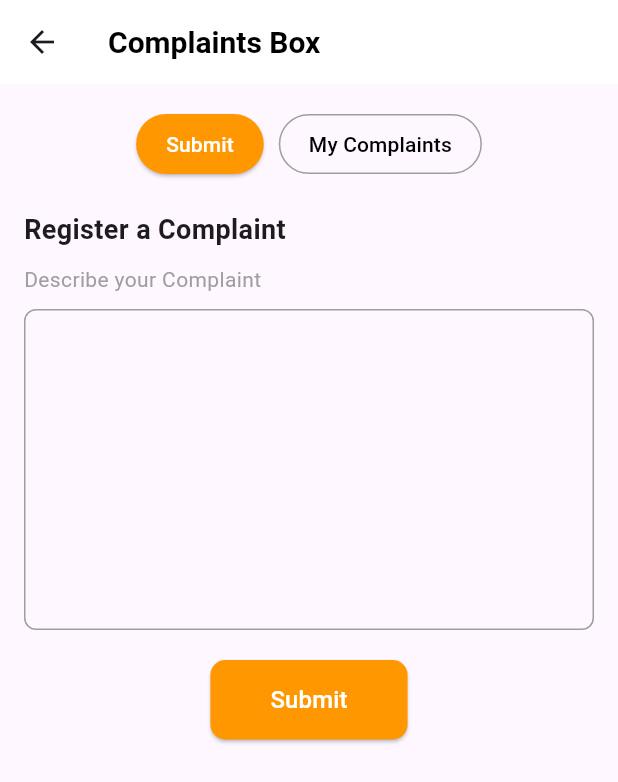
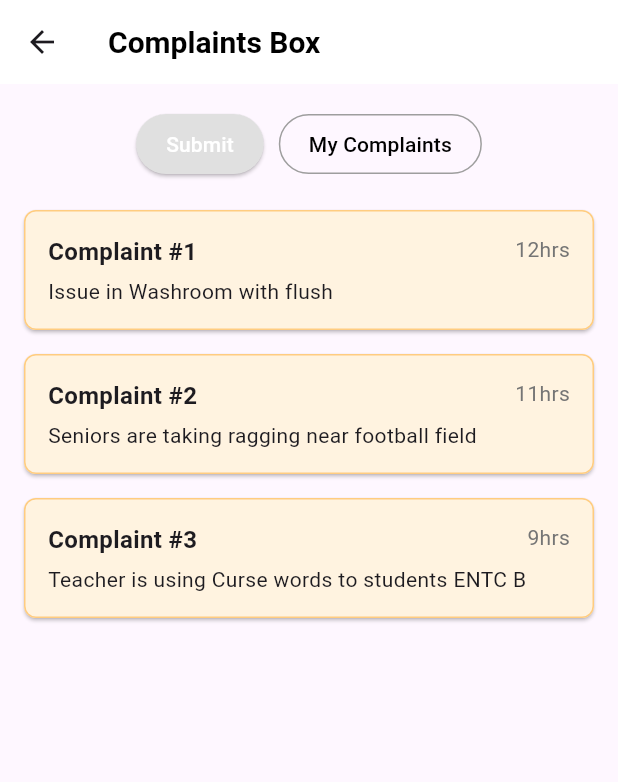
Before and after one commit to Codewithmahesh/EduOrbit, a Flutter app: the ComplaintScreen screen opened directly, on a phone screen of 412 x 824 dp. Shown: the top 782 px of the screen. Run offline on Flutter 3.47's test engine with Material 3 defaults, Android fonts, the phone set to English and light mode, and no system bars.

Commit message:
some changes

```diff
--- a/lib/anonymous.dart
+++ b/lib/anonymous.dart
@@ -8,8 +8,25 @@ class ComplaintScreen extends StatefulWidget {
 }
 
 class _ComplaintScreenState extends State<ComplaintScreen> {
-  int _selectedTab = 0;
+  int _selectedTab = 1; // Default to "My Complaints"
   final _descriptionController = TextEditingController();
+  final List<Map<String, String>> _complaints = [
+    {
+      'id': '1',
+      'description': 'Issue in Washroom with flush',
+      'time': '12hrs',
+    },
+    {
+      'id': '2',
+      'description': 'Seniors are taking ragging near football field',
+      'time': '11hrs',
+    },
+    {
+      'id': '3',
+      'description': 'Teacher is using Curse words to students ENTC B',
+      'time': '9hrs',
+    },
+  ];
 
   @override
   void dispose() {
@@ -112,10 +129,8 @@ class _ComplaintScreenState extends State<ComplaintScreen> {
                 child: TextField(
                   controller: _descriptionController,
                   maxLines: 8,
-                  decoration: const InputDecoration(
-                    border: InputBorder.none,
-                    contentPadding: EdgeInsets.all(10),
-                  ),
+                  // decoration: const InputBorder.none,
+                  // contentPadding: const EdgeInsets.all(10),
                 ),
               ),
               const SizedBox(height: 20),
@@ -123,6 +138,19 @@ class _ComplaintScreenState extends State<ComplaintScreen> {
                 child: ElevatedButton(
                   onPressed: () {
                     // Add submission logic here
+                    if (_descriptionController.text.isNotEmpty) {
+                      setState(() {
+                        _complaints.insert(
+                          0,
+                          {
+                            'id': (_complaints.length + 1).toString(),
+                            'description': _descriptionController.text,
+                            'time': '0hrs',
+                          },
+                        );
+                        _descriptionController.clear();
+                      });
+                    }
                   },
                   style: ElevatedButton.styleFrom(
                     backgroundColor: Colors.orange,
@@ -139,10 +167,49 @@ class _ComplaintScreenState extends State<ComplaintScreen> {
                 ),
               ),
             ] else if (_selectedTab == 1) ...[
-              const Center(
-                child: Text(
-                  'My Complaints (To be implemented)',
-                  style: TextStyle(fontSize: 18),
+              Expanded(
+                child: ListView.builder(
+                  itemCount: _complaints.length,
+                  itemBuilder: (context, index) {
+                    final complaint = _complaints[index];
+                    return Card(
+                      margin: const EdgeInsets.only(bottom: 16),
+                      color: Colors.orange[50],
+                      shape: RoundedRectangleBorder(
+                        borderRadius: BorderRadius.circular(8),
+                        side: BorderSide(color: Colors.orange.shade200),
+                      ),
+                      child: Padding(
+                        padding: const EdgeInsets.all(16.0),
+                        child: Row(
+                          mainAxisAlignment: MainAxisAlignment.spaceBetween,
+                          crossAxisAlignment: CrossAxisAlignment.start,
+                          children: [
+                            Expanded(
+                              child: Column(
+                                crossAxisAlignment: CrossAxisAlignment.start,
+                                children: [
+                                  Text(
+                                    'Complaint #${complaint['id']}',
+                                    style: const TextStyle(
+                                      fontWeight: FontWeight.bold,
+                                      fontSize: 16,
+                                    ),
+                                  ),
+                                  const SizedBox(height: 5),
+                                  Text(complaint['description']!),
+                                ],
+                              ),
+                            ),
+                            Text(
+                              complaint['time']!,
+                              style: TextStyle(color: Colors.grey[600]),
+                            ),
+                          ],
+                        ),
+                      ),
+                    );
+                  },
                 ),
               ),
             ],
--- a/lib/main.dart
+++ b/lib/main.dart
@@ -1,4 +1,5 @@
 // ignore_for_file: prefer_const_constructors
+import 'package:edu_orbit/anonymous.dart';
 import 'package:edu_orbit/splashScreen.dart';
 import 'package:flutter/material.dart';
 
```
